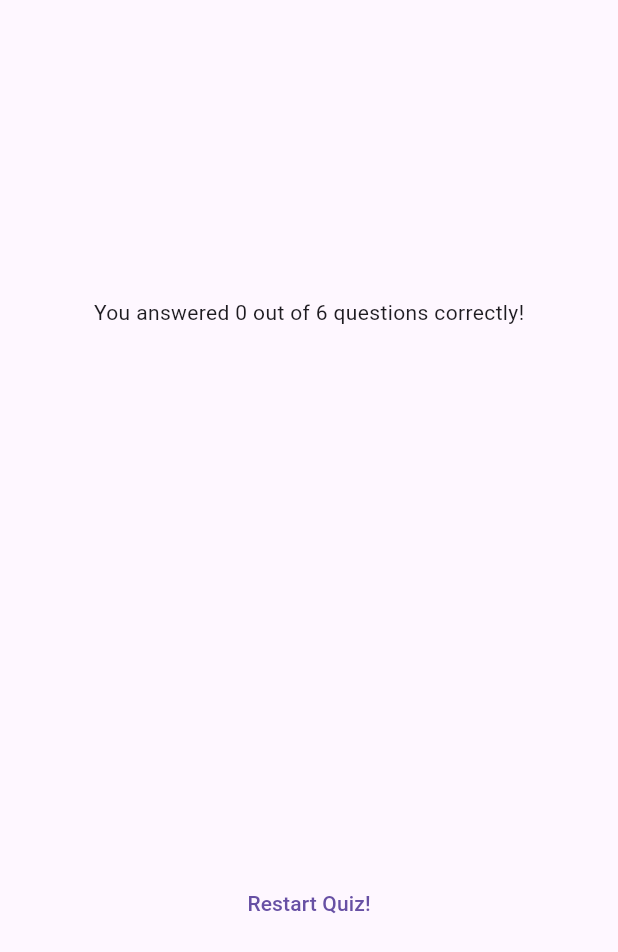
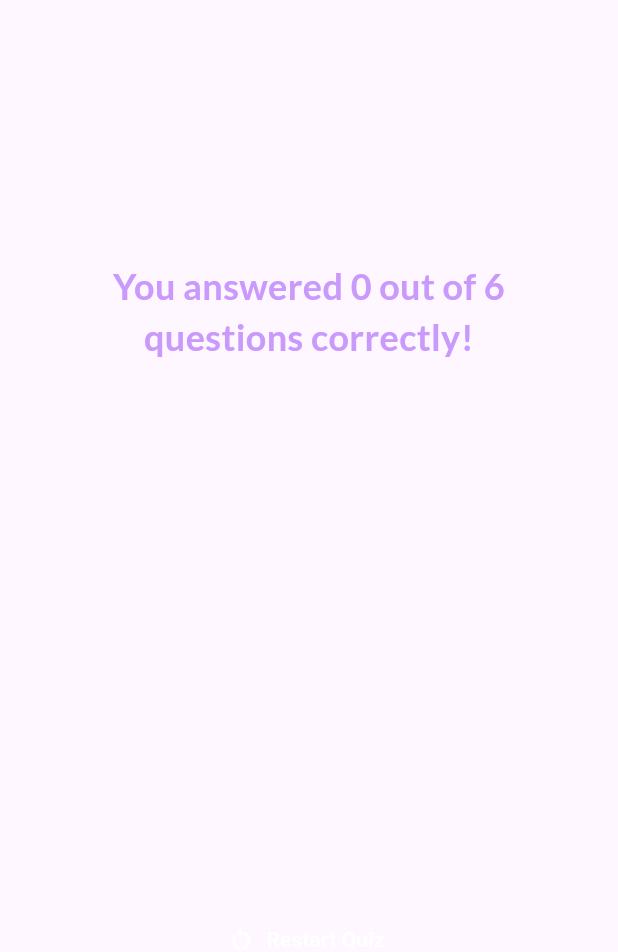
Before and after one commit to Dylo98/quiz_app, a Flutter app: the ResultScreen widget shown alone on an empty page, opened directly with empty values, on a phone screen of 412 x 824 dp. Shown: the top 952 px of the screen. Run offline on Flutter 3.47's test engine with Material 3 defaults, Android fonts, the phone set to English and light mode, and no system bars; our stand-ins replace google_fonts.

Commit message:
result screen finish

```diff
--- a/lib/quiz.dart
+++ b/lib/quiz.dart
@@ -43,7 +43,8 @@ class _QuizState extends State<Quiz> {
     }
 
     if (activeScreen == 'result-screen') {
-      screenWidget = ResultScreen(chosenAnswers: selectedAnswers);
+      screenWidget = ResultScreen(chosenAnswers: selectedAnswers, switchScreen);
+      selectedAnswers = [];
     }
 
     return MaterialApp(
--- a/lib/result_screen.dart
+++ b/lib/result_screen.dart
@@ -1,14 +1,14 @@
 import 'package:flutter/material.dart';
 import 'package:quiz_app/data/questions.dart';
 import 'package:quiz_app/questions_summary.dart';
+import 'package:google_fonts/google_fonts.dart';
 
 class ResultScreen extends StatelessWidget {
-  const ResultScreen({
-    super.key,
-    required this.chosenAnswers,
-  });
+  const ResultScreen(this.restartQuiz,
+      {super.key, required this.chosenAnswers});
 
   final List<String> chosenAnswers;
+  final void Function() restartQuiz;
 
   List<Map<String, Object>> getSummaryData() {
     final List<Map<String, Object>> summary = [];
@@ -38,9 +38,16 @@ class ResultScreen extends StatelessWidget {
         margin: const EdgeInsets.all(40),
         child: Column(
           mainAxisAlignment: MainAxisAlignment.center,
+          // crossAxisAlignment: CrossAxisAlignment.center,
           children: [
             Text(
+              textAlign: TextAlign.center,
               'You answered $numCorrectQuestions out of $numTotalQuestions questions correctly!',
+              style: GoogleFonts.lato(
+                color: const Color.fromARGB(255, 201, 153, 251),
+                fontSize: 24,
+                fontWeight: FontWeight.bold,
+              ),
             ),
             const SizedBox(
               height: 30,
@@ -49,9 +56,15 @@ class ResultScreen extends StatelessWidget {
             const SizedBox(
               height: 30,
             ),
-            TextButton(
-              onPressed: () {},
-              child: Text('Restart Quiz!'),
+            TextButton.icon(
+              onPressed: restartQuiz,
+              icon: const Icon(Icons.restart_alt, color: Colors.white),
+              label: const Text(
+                'Restart Quiz',
+                style: TextStyle(
+                  color: Colors.white,
+                ),
+              ),
             ),
           ],
         ),
```
Also changed, not shown: lib/questions_summary.dart (+51 -4 lines).
